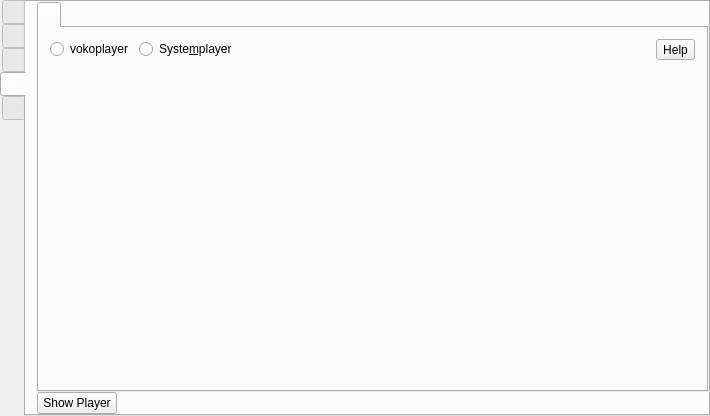
Above: src/formMainWindow.ui from vkohaupt/vokoscreenNG before the change. Below: the same form after it.
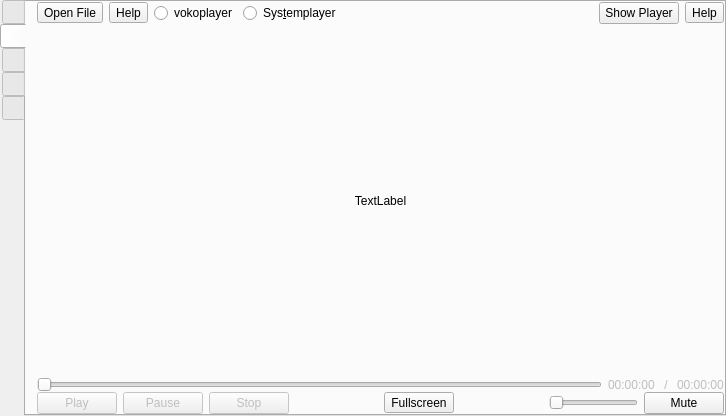
That is the form after the change. The open tabs and pages were chosen to show the change. Icons and pictures are not drawn.

Commit message: better player integration

```diff
--- a/src/formMainWindow.ui
+++ b/src/formMainWindow.ui
@@ -6,7 +6,7 @@
    <rect>
     <x>0</x>
     <y>0</y>
-    <width>710</width>
+    <width>726</width>
     <height>416</height>
    </rect>
   </property>
@@ -14,7 +14,7 @@
    <string notr="true">MainWindow</string>
   </property>
   <widget class="QWidget" name="centralWidget">
-   <layout class="QHBoxLayout" name="horizontalLayout_8">
+   <layout class="QVBoxLayout" name="verticalLayoutCentralWidget">
     <property name="leftMargin">
      <number>0</number>
     </property>
@@ -1878,6 +1878,272 @@
         </item>
        </layout>
       </widget>
+      <widget class="QWidget" name="tabSidebarPlayer">
+       <attribute name="title">
+        <string notr="true"/>
+       </attribute>
+       <attribute name="toolTip">
+        <string>Player</string>
+       </attribute>
+       <layout class="QVBoxLayout" name="verticalLayoutTabSidebarPlayer" stretch="0,1,0">
+        <property name="spacing">
+         <number>9</number>
+        </property>
+        <property name="topMargin">
+         <number>0</number>
+        </property>
+        <property name="rightMargin">
+         <number>0</number>
+        </property>
+        <property name="bottomMargin">
+         <number>0</number>
+        </property>
+        <item>
+         <widget class="QWidget" name="widgetToolBar" native="true">
+          <layout class="QHBoxLayout" name="horizontalLayout_32">
+           <property name="leftMargin">
+            <number>0</number>
+           </property>
+           <property name="topMargin">
+            <number>0</number>
+           </property>
+           <property name="rightMargin">
+            <number>0</number>
+           </property>
+           <property name="bottomMargin">
+            <number>0</number>
+           </property>
+           <item>
+            <widget class="QToolButton" name="toolButtonOpenFile">
+             <property name="toolTip">
+              <string>Open File</string>
+             </property>
+             <property name="text">
+              <string notr="true">Open File</string>
+             </property>
+            </widget>
+           </item>
+           <item>
+            <widget class="QToolButton" name="toolButtonHelpPlayer_2">
+             <property name="text">
+              <string notr="true">Help</string>
+             </property>
+            </widget>
+           </item>
+           <item>
+            <widget class="QRadioButton" name="radioButtonVokoPlayer">
+             <property name="text">
+              <string notr="true">vokoplayer</string>
+             </property>
+            </widget>
+           </item>
+           <item>
+            <widget class="QRadioButton" name="radioButtonSystemPlayer">
+             <property name="text">
+              <string>Sys&amp;templayer</string>
+             </property>
+            </widget>
+           </item>
+           <item>
+            <spacer name="horizontalSpacer_15">
+             <property name="orientation">
+              <enum>Qt::Horizontal</enum>
+             </property>
+             <property name="sizeHint" stdset="0">
+              <size>
+               <width>40</width>
+               <height>20</height>
+              </size>
+             </property>
+            </spacer>
+           </item>
+           <item>
+            <widget class="QPushButton" name="pushButtonShowPlayer">
+             <property name="text">
+              <string>Show Player</string>
+             </property>
+            </widget>
+           </item>
+           <item>
+            <widget class="QToolButton" name="toolButtonHelpPlayer">
+             <property name="text">
+              <string notr="true">Help</string>
+             </property>
+            </widget>
+           </item>
+          </layout>
+         </widget>
+        </item>
+        <item>
+         <widget class="QLabel" name="labelPlayer">
+          <property name="sizePolicy">
+           <sizepolicy hsizetype="Ignored" vsizetype="Ignored">
+            <horstretch>0</horstretch>
+            <verstretch>0</verstretch>
+           </sizepolicy>
+          </property>
+          <property name="text">
+           <string notr="true">TextLabel</string>
+          </property>
+          <property name="alignment">
+           <set>Qt::AlignCenter</set>
+          </property>
+         </widget>
+        </item>
+        <item>
+         <widget class="QWidget" name="widgetMenueBar" native="true">
+          <property name="sizePolicy">
+           <sizepolicy hsizetype="Preferred" vsizetype="Preferred">
+            <horstretch>0</horstretch>
+            <verstretch>0</verstretch>
+           </sizepolicy>
+          </property>
+          <layout class="QVBoxLayout" name="verticalLayout_30">
+           <property name="spacing">
+            <number>0</number>
+           </property>
+           <property name="leftMargin">
+            <number>0</number>
+           </property>
+           <property name="topMargin">
+            <number>0</number>
+           </property>
+           <property name="rightMargin">
+            <number>0</number>
+           </property>
+           <property name="bottomMargin">
+            <number>0</number>
+           </property>
+           <item>
+            <layout class="QHBoxLayout" name="horizontalLayout_42">
+             <item>
+              <widget class="QSlider" name="sliderVideo">
+               <property name="enabled">
+                <bool>false</bool>
+               </property>
+               <property name="orientation">
+                <enum>Qt::Horizontal</enum>
+               </property>
+              </widget>
+             </item>
+             <item>
+              <widget class="QLabel" name="labelDuration">
+               <property name="enabled">
+                <bool>false</bool>
+               </property>
+               <property name="text">
+                <string notr="true">00:00:00</string>
+               </property>
+              </widget>
+             </item>
+             <item>
+              <widget class="QLabel" name="labelSeparator">
+               <property name="enabled">
+                <bool>false</bool>
+               </property>
+               <property name="text">
+                <string notr="true"> / </string>
+               </property>
+              </widget>
+             </item>
+             <item>
+              <widget class="QLabel" name="labelVideoLenght">
+               <property name="enabled">
+                <bool>false</bool>
+               </property>
+               <property name="text">
+                <string notr="true">00:00:00</string>
+               </property>
+              </widget>
+             </item>
+            </layout>
+           </item>
+           <item>
+            <layout class="QHBoxLayout" name="horizontalLayout_7">
+             <item>
+              <widget class="QPushButton" name="pushButtonPlay_2">
+               <property name="enabled">
+                <bool>false</bool>
+               </property>
+               <property name="text">
+                <string>Play</string>
+               </property>
+              </widget>
+             </item>
+             <item>
+              <widget class="QPushButton" name="pushButtonPause_2">
+               <property name="enabled">
+                <bool>false</bool>
+               </property>
+               <property name="text">
+                <string>Pause</string>
+               </property>
+              </widget>
+             </item>
+             <item>
+              <widget class="QPushButton" name="pushButtonStop_2">
+               <property name="enabled">
+                <bool>false</bool>
+               </property>
+               <property name="text">
+                <string>Stop</string>
+               </property>
+              </widget>
+             </item>
+             <item>
+              <spacer name="horizontalSpacer_3">
+               <property name="orientation">
+                <enum>Qt::Horizontal</enum>
+               </property>
+               <property name="sizeHint" stdset="0">
+                <size>
+                 <width>40</width>
+                 <height>20</height>
+                </size>
+               </property>
+              </spacer>
+             </item>
+             <item>
+              <widget class="QToolButton" name="toolButtonFullscreen">
+               <property name="text">
+                <string notr="true">Fullscreen</string>
+               </property>
+              </widget>
+             </item>
+             <item>
+              <spacer name="horizontalSpacer_24">
+               <property name="orientation">
+                <enum>Qt::Horizontal</enum>
+               </property>
+               <property name="sizeHint" stdset="0">
+                <size>
+                 <width>40</width>
+                 <height>20</height>
+                </size>
+               </property>
+              </spacer>
+             </item>
+             <item>
+              <widget class="QSlider" name="sliderVolume">
+               <property name="orientation">
+                <enum>Qt::Horizontal</enum>
+               </property>
+              </widget>
+             </item>
+             <item>
+              <widget class="QPushButton" name="pushButtonMute">
+               <property name="text">
+                <string>Mute</string>
+               </property>
+              </widget>
+             </item>
+            </layout>
+           </item>
+          </layout>
+         </widget>
+        </item>
+       </layout>
+      </widget>
       <widget class="QWidget" name="tabSidebarScreenshot">
        <property name="toolTip">
         <string notr="true"/>
@@ -2512,123 +2778,6 @@
         </item>
        </layout>
       </widget>
-      <widget class="QWidget" name="tabSidebarPlayer">
-       <attribute name="title">
-        <string notr="true"/>
-       </attribute>
-       <attribute name="toolTip">
-        <string>Player</string>
-       </attribute>
-       <layout class="QVBoxLayout" name="verticalLayout_28">
-        <property name="spacing">
-         <number>0</number>
-        </property>
-        <property name="topMargin">
-         <number>0</number>
-        </property>
-        <property name="rightMargin">
-         <number>0</number>
-        </property>
-        <property name="bottomMargin">
-         <number>0</number>
-        </property>
-        <item>
-         <widget class="QTabWidget" name="tabWidgetPlayer">
-          <property name="currentIndex">
-           <number>0</number>
-          </property>
-          <property name="iconSize">
-           <size>
-            <width>48</width>
-            <height>48</height>
-           </size>
-          </property>
-          <widget class="QWidget" name="tab_2">
-           <attribute name="title">
-            <string notr="true"/>
-           </attribute>
-           <layout class="QVBoxLayout" name="verticalLayout_29">
-            <item>
-             <layout class="QHBoxLayout" name="horizontalLayout_42">
-              <item>
-               <widget class="QRadioButton" name="radioButtonVokoPlayer">
-                <property name="text">
-                 <string notr="true">vokoplayer</string>
-                </property>
-               </widget>
-              </item>
-              <item>
-               <widget class="QRadioButton" name="radioButtonSystemPlayer">
-                <property name="text">
-                 <string>Syste&amp;mplayer</string>
-                </property>
-               </widget>
-              </item>
-              <item>
-               <spacer name="horizontalSpacer_3">
-                <property name="orientation">
-                 <enum>Qt::Horizontal</enum>
-                </property>
-                <property name="sizeHint" stdset="0">
-                 <size>
-                  <width>40</width>
-                  <height>20</height>
-                 </size>
-                </property>
-               </spacer>
-              </item>
-              <item>
-               <widget class="QToolButton" name="toolButtonHelpPlayer">
-                <property name="text">
-                 <string notr="true">Help</string>
-                </property>
-               </widget>
-              </item>
-             </layout>
-            </item>
-            <item>
-             <spacer name="verticalSpacer_12">
-              <property name="orientation">
-               <enum>Qt::Vertical</enum>
-              </property>
-              <property name="sizeHint" stdset="0">
-               <size>
-                <width>20</width>
-                <height>40</height>
-               </size>
-              </property>
-             </spacer>
-            </item>
-           </layout>
-          </widget>
-         </widget>
-        </item>
-        <item>
-         <layout class="QHBoxLayout" name="horizontalLayout_7">
-          <item>
-           <widget class="QPushButton" name="pushButtonShowPlayer">
-            <property name="text">
-             <string>Show Player</string>
-            </property>
-           </widget>
-          </item>
-          <item>
-           <spacer name="horizontalSpacer_15">
-            <property name="orientation">
-             <enum>Qt::Horizontal</enum>
-            </property>
-            <property name="sizeHint" stdset="0">
-             <size>
-              <width>40</width>
-              <height>20</height>
-             </size>
-            </property>
-           </spacer>
-          </item>
-         </layout>
-        </item>
-       </layout>
-      </widget>
       <widget class="QWidget" name="tabSidebarLog">
        <attribute name="title">
         <string notr="true"/>
```
Left out of the diff: 8 changed lines with no effect on the pictures. The commit also changes 6 other files.
